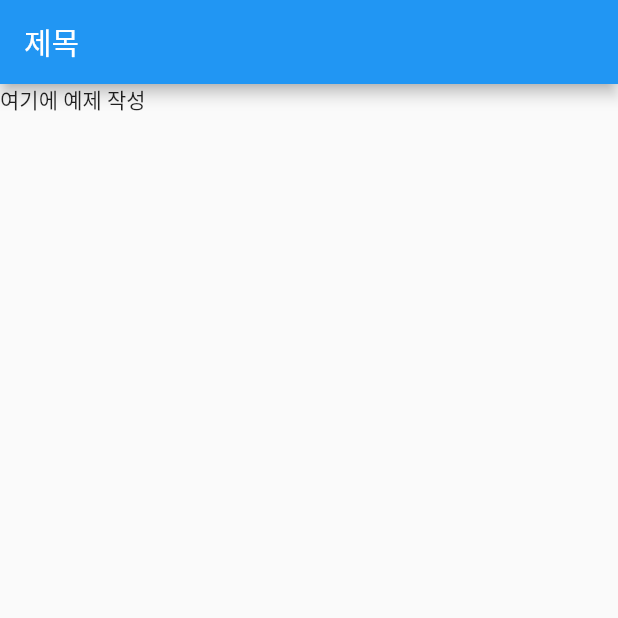
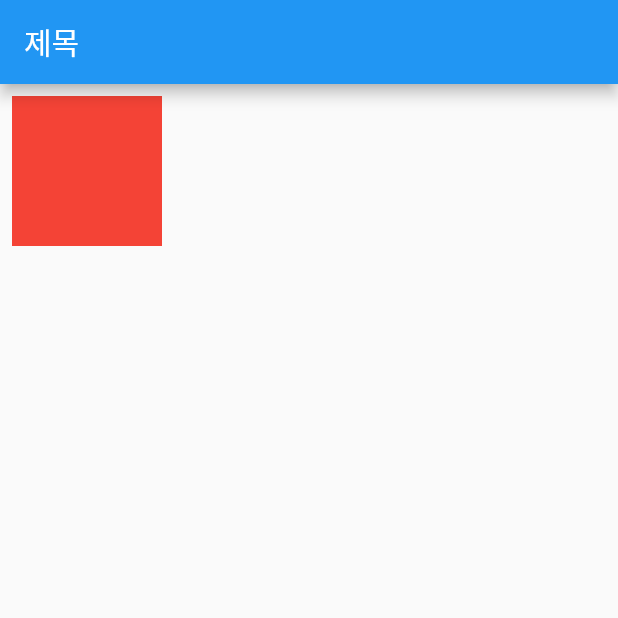
Before and after one commit to chihyeonWON/Flutter-Widget, a Flutter app: the screen it shows after launch, on a phone screen of 412 x 824 dp, the top half of it. Run offline on Flutter 3.47's test engine with Material 2 defaults, Android fonts, the phone set to English and light mode, and no system bars.

Commit message:
Container 실습

```diff
--- a/lib/main.dart
+++ b/lib/main.dart
@@ -24,7 +24,13 @@ class MyHomePage extends StatelessWidget {
       appBar: AppBar(
         title:Text('제목'),
       ),
-      body: Text('여기에 예제 작성'),
+      body: Container(
+        color:Colors.red,
+        width:100,
+        height:100,
+        padding:const EdgeInsets.all(8.0),
+        margin:const EdgeInsets.all(8.0),
+      )
     );
   }
 }
```
